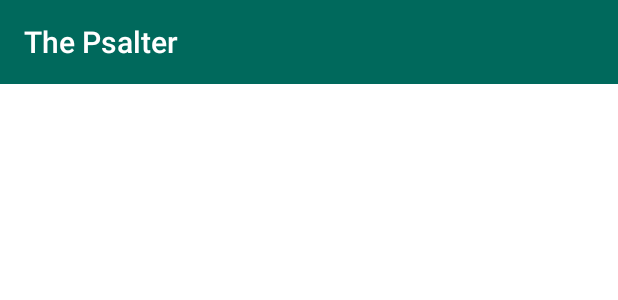
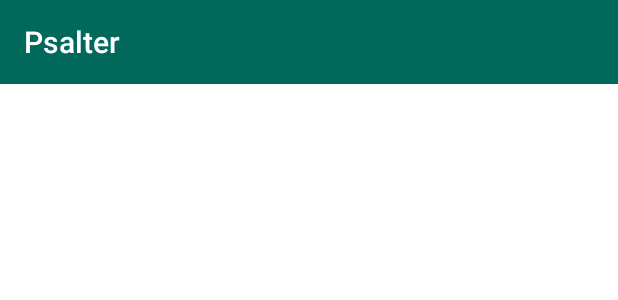
Before and after one commit to jrvermeer/Psalter, an Android app: the layout toolbar.xml on its own in the app's theme, with its tools: preview values and no code run, on a phone screen of 412 x 824 dp. Shown: the top 300 px of the screen. Run offline under Robolectric (Android 15) with nearby library versions, the phone set to English and light mode, and no system bars.

Commit message:
Correct broken lyrics. Change app name to Psalter

```diff
--- a/app/src/main/res/layout/toolbar.xml
+++ b/app/src/main/res/layout/toolbar.xml
@@ -3,6 +3,6 @@
     android:layout_width="match_parent"
     android:layout_height="wrap_content"
     xmlns:app="http://schemas.android.com/apk/res-auto"
-    app:title="The Psalter"
+    app:title="@string/app_name"
     android:theme="?attr/toolbarStyle">
 </android.support.v7.widget.Toolbar>
--- a/app/src/main/res/values/strings.xml
+++ b/app/src/main/res/values/strings.xml
@@ -1,5 +1,5 @@
 <resources>
-    <string name="app_name">The Psalter</string>
+    <string name="app_name">Psalter</string>
     <string name="pref_nightmode_key">pref_night</string>
     <string name="action_nightmode">Night Mode</string>
     <string name="action_random">Random</string>
```
Also changed, not shown: app/src/main/java/com/jrvermeer/psalter/MainActivity.java (+8 -13 lines), app/src/main/assets/databases/psalter.sqlite.
